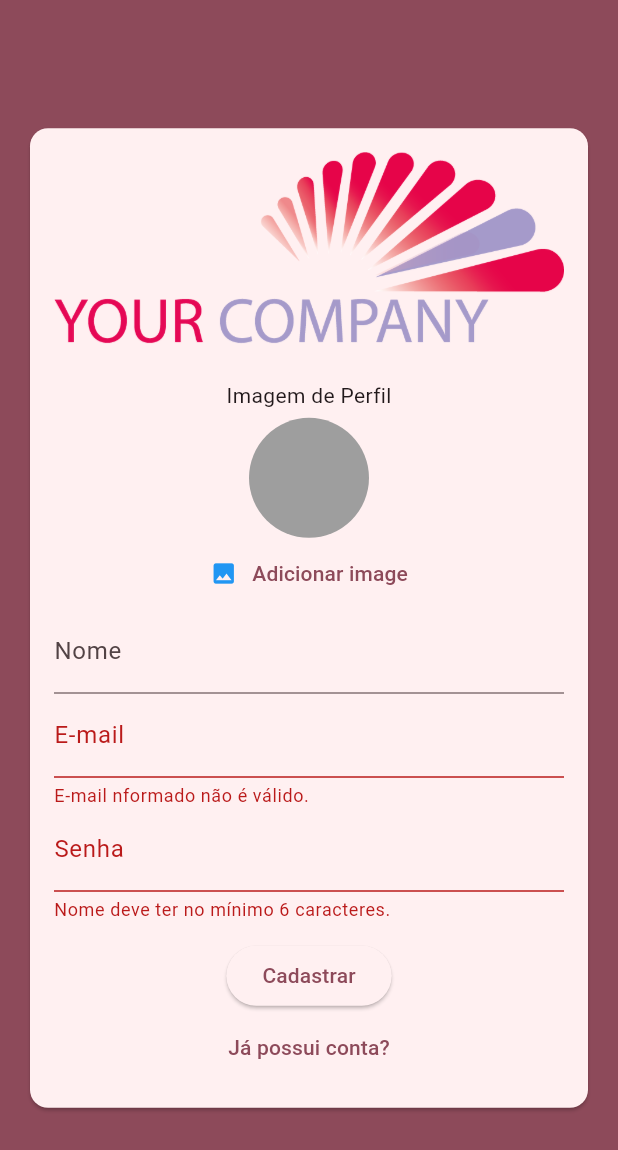
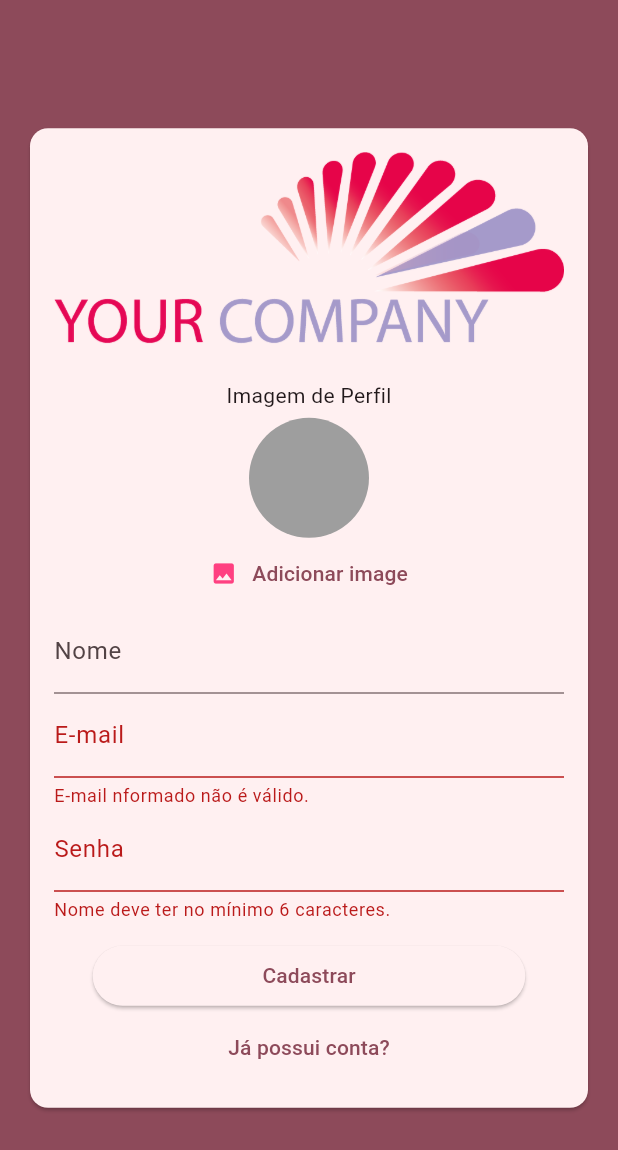
Before and after one commit to bernardoxm/chat, a Flutter app: the AuthPage screen opened directly, after a tap on "Entrar", after a tap on "Criar uma nova conta?", on a phone screen of 412 x 824 dp. Shown: the top 1150 px of the screen. Run offline on Flutter 3.47's test engine with Material 3 defaults, Android fonts, the phone set to English and light mode, and no system bars; our stand-ins replace image_picker; accounts and stored records are empty.

Commit message:
Colors Scame

```diff
--- a/lib/components/auth_form.dart
+++ b/lib/components/auth_form.dart
@@ -105,9 +105,12 @@ class _AuthFormState extends State<AuthForm> {
                 },
               ),
               const SizedBox(height: 12),
-              ElevatedButton(
-                onPressed: _submit,
-                child: Text(_formData.isLogin ? 'Entrar' : 'Cadastrar'),
+              SizedBox( width: MediaQuery.of(context).size.width * 0.7,
+                child: ElevatedButton(
+                  style: ElevatedButton.styleFrom(shadowColor: Colors.black),
+                  onPressed: _submit,
+                  child: Text(_formData.isLogin ? 'Entrar' : 'Cadastrar'),
+                ),
               ),
               TextButton(
                 onPressed: () {
--- a/lib/components/user_image_picker.dart
+++ b/lib/components/user_image_picker.dart
@@ -47,7 +47,7 @@ class _UserImagePickerState extends State<UserImagePicker> {
               children: [
                 Icon(
                   Icons.image,
-                  color: Colors.blue,
+                  color: Colors.pinkAccent,
                 ),
                 SizedBox(width: 10,),
                 Text('Adicionar image')
```
